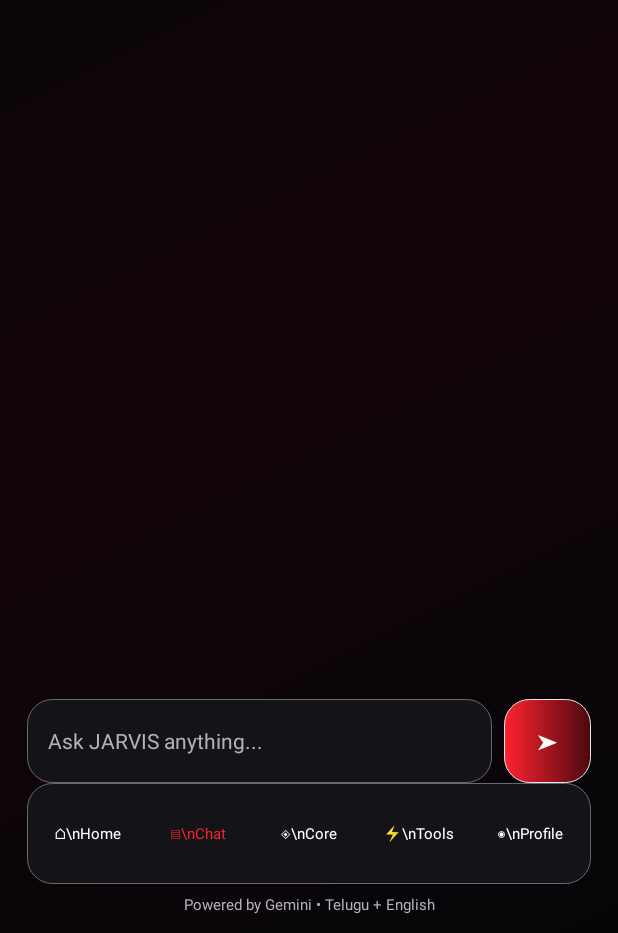
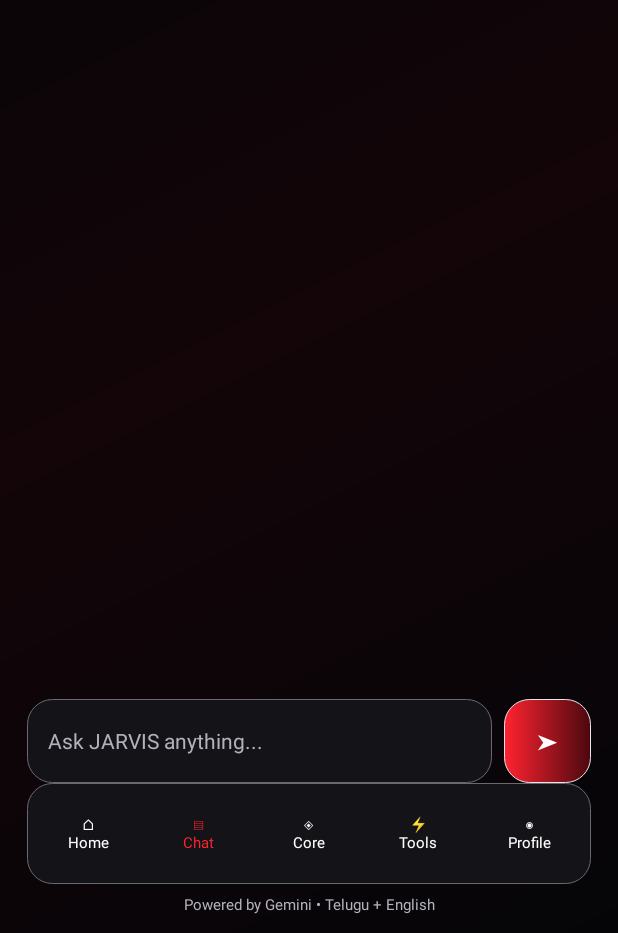
Before and after one commit to ygupthapawan173-cmd/AGORA, an Android app: the screen it shows after launch (MainActivity), after a tap on an icon or button, on a phone screen of 412 x 824 dp, the part 303-1236 px from its top. Run offline under Robolectric (Android 15) with nearby library versions, the phone set to English and light mode, and no system bars; 3 other taps on this screen came first.

Commit message:
Wire JARVIS feature shortcuts and clean up navigation and dashboard layout

```diff
--- a/app/src/main/java/com/agora/assistant/MainActivity.kt
+++ b/app/src/main/java/com/agora/assistant/MainActivity.kt
@@ -123,9 +123,8 @@ class MainActivity : Activity() {
         body.addView(metricStrip(), matchWrap().apply { bottomMargin = dp(12) })
         body.addView(voiceWaveform(), LinearLayout.LayoutParams(-1, dp(48)).apply { bottomMargin = dp(14) })
         body.addView(row(feature("▤", "AI Chat") { showChat() }, feature("🎙", "Voice") { showVoice() }, feature("▧", "Vision") { pickVisionImage() }, feature("＋", "Create") { showCodeAssistant() }), matchWrap().apply { bottomMargin = dp(8) })
-        body.addView(row(feature("▣", "Files") { pickDocument() }, feature("</>", "Code") { showCodeAssistant() }, feature("◎", "Web") { openWebSearch() }, feature("⚡", "Tools") { showInfo("Tools", "Automation tools will ask before acting.") }), matchWrap().apply { bottomMargin = dp(16) })
+        body.addView(row(feature("▣", "Files") { pickDocument() }, feature("</>", "Code") { showCodeAssistant() }, feature("◎", "Web") { openWebSearch() }, feature("⚡", "Tools") { showTools() }), matchWrap().apply { bottomMargin = dp(16) })
         body.addView(text("QUICK ACTIONS", 12, red, true).apply { letterSpacing = .12f; setPadding(dp(2), dp(4), 0, dp(8)) }, matchWrap())
-        body.addView(actionButton("▤  CONTROL CENTER  •  API / MEMORY / LIMITS", Color.rgb(75, 12, 22)) { showControlCenter() }, matchWrap().apply { bottomMargin = dp(12) })
         body.addView(actionButton("▤  CONTROL CENTER  •  API / MEMORY / LIMITS", Color.rgb(75, 12, 22)) { showControlCenter() }, matchWrap().apply { bottomMargin = dp(12) })
         body.addView(text("JARVIS SYSTEM STATUS", 12, red, true).apply { setPadding(dp(2), dp(4), 0, dp(8)) }, matchWrap())
         status = text("STANDBY  •  Voice assistant is off", 13, white, false).apply {
@@ -304,7 +303,7 @@ class MainActivity : Activity() {
             Toast.makeText(this, "Voice listening stopped", Toast.LENGTH_SHORT).show()
         }, matchWrap().apply { topMargin = dp(10) })
         root.addView(View(this), LinearLayout.LayoutParams(-1, 0, 1f))
-        root.addView(bottomNav("Voice"), matchWrap())
+        root.addView(bottomNav("Core"), matchWrap())
         setContentView(root)
         animateScreen(root)
     }
@@ -432,7 +431,7 @@ class MainActivity : Activity() {
 
     private fun navItem(icon: String, label: String, active: Boolean, click: () -> Unit): View =
         TextView(this).apply {
-            text = "$icon\\n$label"; textSize = 10f; gravity = Gravity.CENTER
+            text = "$icon\n$label"; textSize = 10f; gravity = Gravity.CENTER
             setTextColor(if (active) red else white); setPadding(dp(2), dp(6), dp(2), dp(6))
             setOnClickListener { click() }
         }
```
